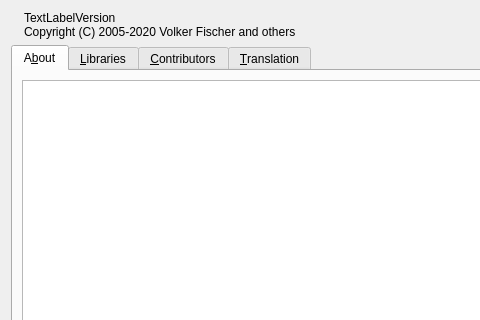
Old version of the form src/aboutdlgbase.ui in the repository jamulussoftware/jamulus; both pictures show x 0 to 480 and y 0 to 320 of the 630 by 465 pixel window.
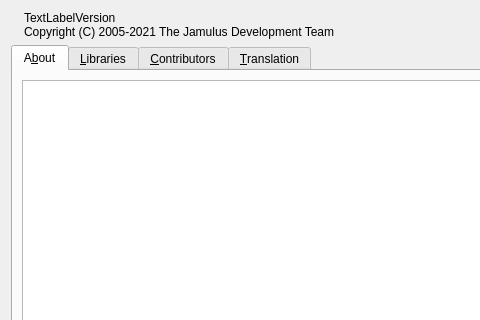
New version of the form. Icons and pictures are not drawn.

Commit message: some minor changes to the About dialog

What changed in the file:
```diff
--- a/src/aboutdlgbase.ui
+++ b/src/aboutdlgbase.ui
@@ -69,7 +69,7 @@
        <item>
         <widget class="QLabel" name="lblCopyright">
          <property name="text">
-          <string>Copyright (C) 2005-2020 Volker Fischer and others</string>
+          <string>Copyright (C) 2005-2021 The Jamulus Development Team</string>
          </property>
          <property name="wordWrap">
           <bool>false</bool>
```
The commit also changes 1 other file.
